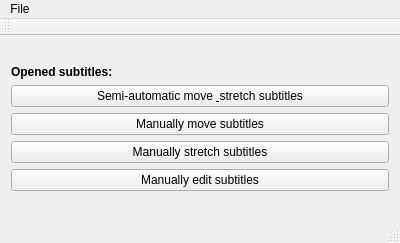
Above: mainwindow.ui from black3r/subtitle-tool before the change. Below: the same form after it.
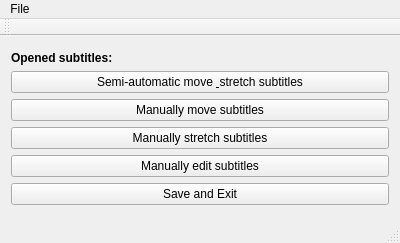
That is the form after the change.

Commit message: File->Save working, Save&Exit button added

Patch:
```diff
--- a/mainwindow.ui
+++ b/mainwindow.ui
@@ -87,6 +87,13 @@
         </property>
        </widget>
       </item>
+      <item>
+       <widget class="QPushButton" name="saveQuitButton">
+        <property name="text">
+         <string>Save and Exit</string>
+        </property>
+       </widget>
+      </item>
      </layout>
     </item>
    </layout>
```
The commit also changes 4 other files.
